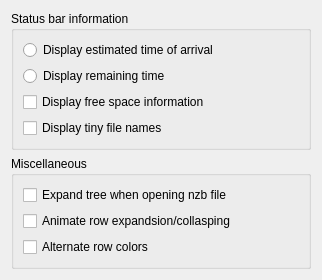
Old version of the form src/preferences/preferencesdisplay.ui in the repository KDE/kwooty.
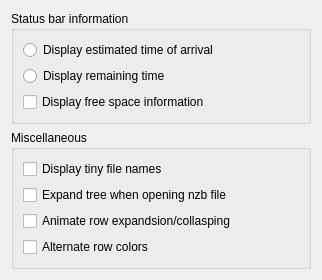
New version of the form.

Commit message: display tiny file name

What changed in the file:
```diff
--- a/src/preferences/preferencesdisplay.ui
+++ b/src/preferences/preferencesdisplay.ui
@@ -50,17 +50,6 @@
         </property>
        </widget>
       </item>
-      <item row="3" column="0">
-       <widget class="QCheckBox" name="kcfg_displayTinyFileName">
-        <property name="toolTip">
-         <string>Remove useless content usually found in file names of a nzb collection.
-For example, a file named '[xxx - yyy] &quot;foo.bar&quot; - Yenc 1/10' will be displayed as 'foo.bar'</string>
-        </property>
-        <property name="text">
-         <string>Display tiny file names</string>
-        </property>
-       </widget>
-      </item>
      </layout>
     </widget>
    </item>
@@ -70,7 +59,7 @@
       <string>Miscellaneous</string>
      </property>
      <layout class="QGridLayout" name="gridLayout_2">
-      <item row="0" column="0">
+      <item row="1" column="0">
        <widget class="QCheckBox" name="kcfg_expandTreeView">
         <property name="toolTip">
          <string>Expand treeview automatically when a .nzb file is open</string>
@@ -80,7 +69,7 @@
         </property>
        </widget>
       </item>
-      <item row="1" column="0">
+      <item row="2" column="0">
        <widget class="QCheckBox" name="kcfg_animateTreeView">
         <property name="toolTip">
          <string>Expand and collapse treeview with animation</string>
@@ -90,7 +79,7 @@
         </property>
        </widget>
       </item>
-      <item row="2" column="0">
+      <item row="3" column="0">
        <widget class="QCheckBox" name="kcfg_alternateColors">
         <property name="toolTip">
          <string>Alternate background color for each row</string>
@@ -100,6 +89,17 @@
         </property>
        </widget>
       </item>
+      <item row="0" column="0">
+       <widget class="QCheckBox" name="kcfg_displayTinyFileName">
+        <property name="toolTip">
+         <string>Remove useless content usually found in file names inside a nzb collection.
+For example, a file named '[xxx - yyy] &quot;file.ext&quot; - Yenc 1/10' will be displayed as 'file.ext'</string>
+        </property>
+        <property name="text">
+         <string>Display tiny file names</string>
+        </property>
+       </widget>
+      </item>
      </layout>
     </widget>
    </item>
```
